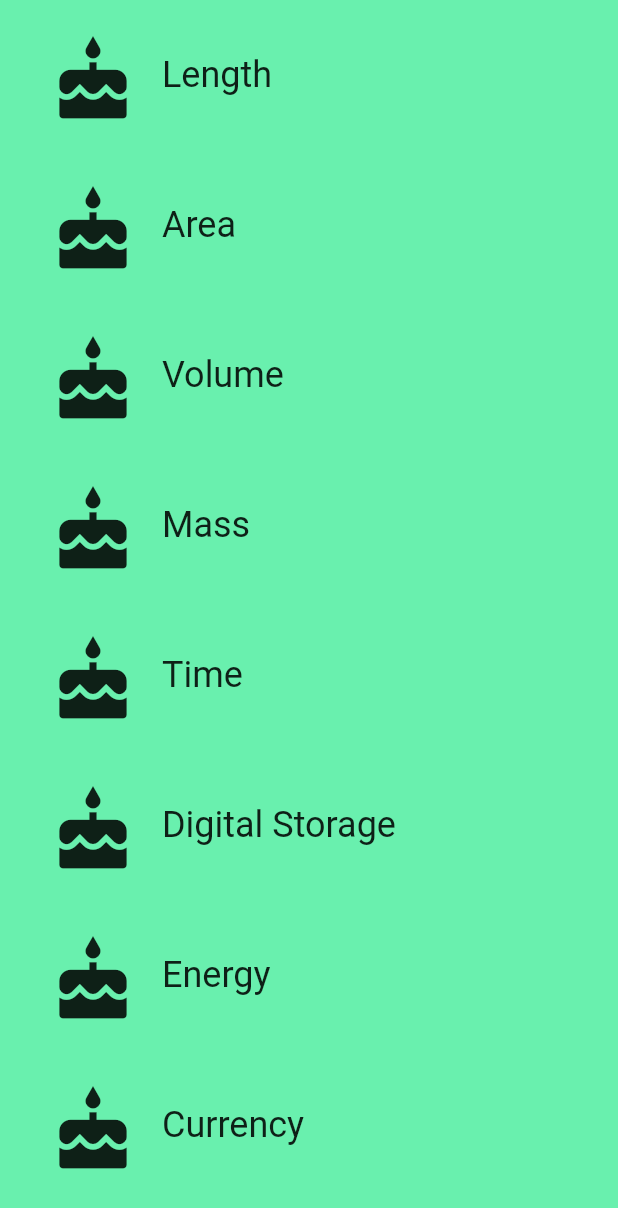
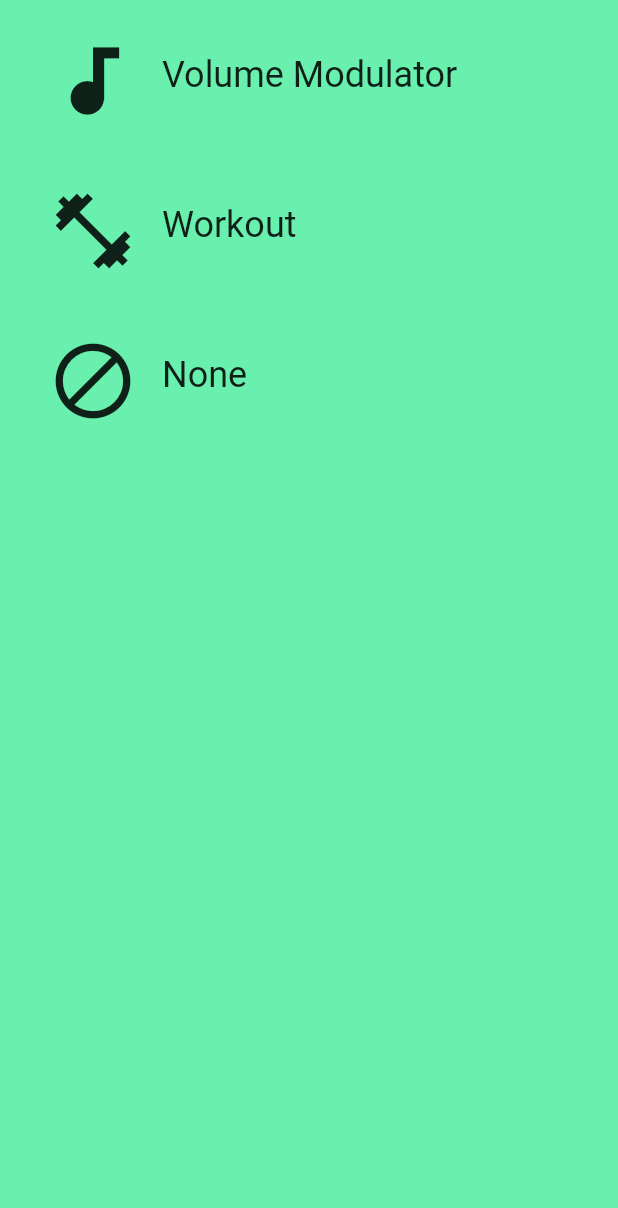
Before and after one commit to Kataglyphis/esense, a Flutter app: the Modi screen opened directly, on a phone screen of 412 x 824 dp. Shown: the top 1208 px of the screen. Run offline on Flutter 3.47's test engine with Material 2 defaults, Android fonts, the phone set to English and light mode, and no system bars; missing offline and left inert: esense_flutter.

Commit message:
edited acc

```diff
--- a/epic_esense_app/lib/main.dart
+++ b/epic_esense_app/lib/main.dart
@@ -1,3 +1,4 @@
+
 import 'package:flutter/material.dart';
 
 import 'package:epic_esense_app/MyHomePage.dart';
@@ -9,11 +10,11 @@ class MyApp extends StatelessWidget {
   @override
   Widget build(BuildContext context) {
     return MaterialApp(
-      title: 'Epic Flutter Demonstration',
+      title: 'Epic ESense Experience',
       theme: ThemeData(
         primarySwatch: Colors.blue,
       ),
-      home: MyHomePage(title: 'Epic ESense Experience'),
+      home: MyHomePage(title: 'Control with gestures'),
     );
   }
 }
--- a/epic_esense_app/lib/navigation_screens/Modi.dart
+++ b/epic_esense_app/lib/navigation_screens/Modi.dart
@@ -5,25 +5,21 @@ import 'package:epic_esense_app/navigation_screens/Modus.dart';
 class Modi extends StatelessWidget {
 
   static const _modiNames = <String>[
-    'Length',
-    'Area',
-    'Volume',
-    'Mass',
-    'Time',
-    'Digital Storage',
-    'Energy',
-    'Currency',
+    'Volume Modulator',
+    'Workout',
+    'None',
   ];
 
   static const _baseColors = <Color>[
     Colors.teal,
     Colors.orange,
-    Colors.pinkAccent,
-    Colors.blueAccent,
-    Colors.yellow,
-    Colors.greenAccent,
-    Colors.purpleAccent,
     Colors.red,
+  ];
+
+  static const _baseIcons = <IconData>[
+    Icons.audiotrack,
+    Icons.fitness_center,
+    Icons.block,
   ];
 
   Widget _buildModiWidgets(List<Widget> modi) {
@@ -42,7 +38,7 @@ class Modi extends StatelessWidget {
       modi.add(Modus(
         name: _modiNames[i],
         color: _baseColors[i],
-        iconLocation: Icons.cake,
+        iconLocation: _baseIcons[i],
       ));
     }
 
```
Also changed, not shown: epic_esense_app/lib/MyHomePage.dart (+15 -8 lines), epic_esense_app/lib/navigation_screens/info.dart (+10 -1 lines), 4 other files.
